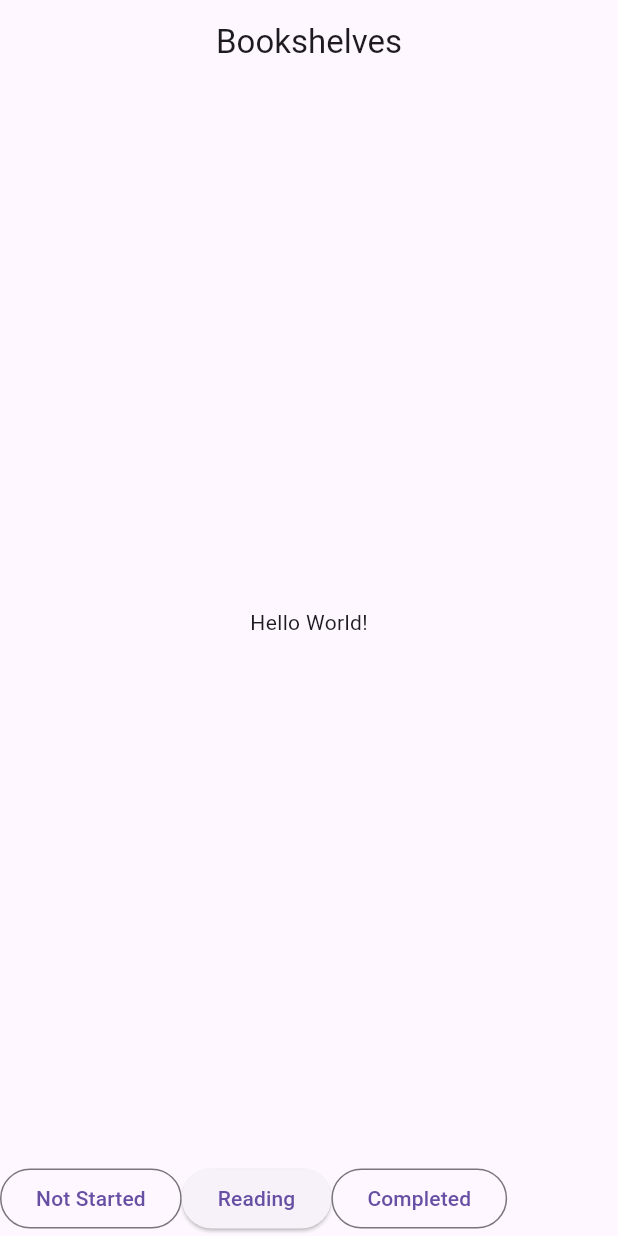
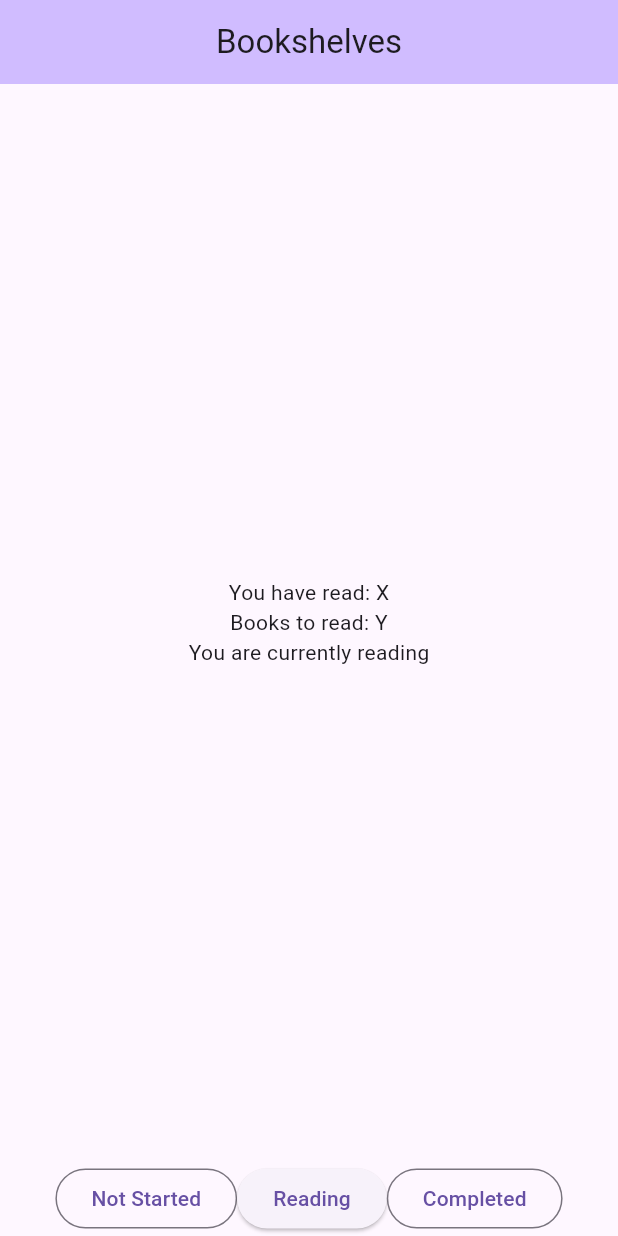
Before and after one commit to aarekr/Bookshelves, a Flutter app: the screen it shows after launch, on a phone screen of 412 x 824 dp. Run offline on Flutter 3.47's test engine with Material 3 defaults, Android fonts, the phone set to English and light mode, and no system bars; our stand-ins replace get.

Commit message:
HomeScreen design, buttons centered, main content in column

```diff
--- a/app/lib/main.dart
+++ b/app/lib/main.dart
@@ -19,12 +19,26 @@ class HomeScreen extends StatelessWidget {
   @override
   Widget build(BuildContext context) {
     return Scaffold(
-      appBar: AppBar(title: Center(child: Text("Bookshelves"))),
-      body: Container(alignment: Alignment.center, child: Text('Hello World!')),
+      appBar: AppBar(
+        backgroundColor: Theme.of(context).colorScheme.inversePrimary,
+        title: Center(child: Text("Bookshelves")),
+      ),
+      body: Container(
+        alignment: Alignment.center,
+        child: Column(
+          mainAxisAlignment: MainAxisAlignment.center,
+          children: [
+            Container(width: 300, child: Column(children: [Text("You have read: X")])),
+            Container(width: 300, child: Column(children: [Text("Books to read: Y")])),
+            Container(width: 300, child: Column(children: [Text("You are currently reading")])),
+          ]
+        ),
+      ),
       bottomNavigationBar: Container(
         height: 50,
-        child: Center(
-          child: Row(children: [
+        child: Row(
+          mainAxisAlignment: MainAxisAlignment.center,
+          children: [
             OutlinedButton(
               child: Text("Not Started"),
               onPressed: () => Get.to(() => NotStartedScreen()),
@@ -37,7 +51,7 @@ class HomeScreen extends StatelessWidget {
               child: Text("Completed"),
               onPressed: () => Get.to(() => CompletedScreen()),
             ),
-          ]),
+          ]
         ),
       ),
     );
```
